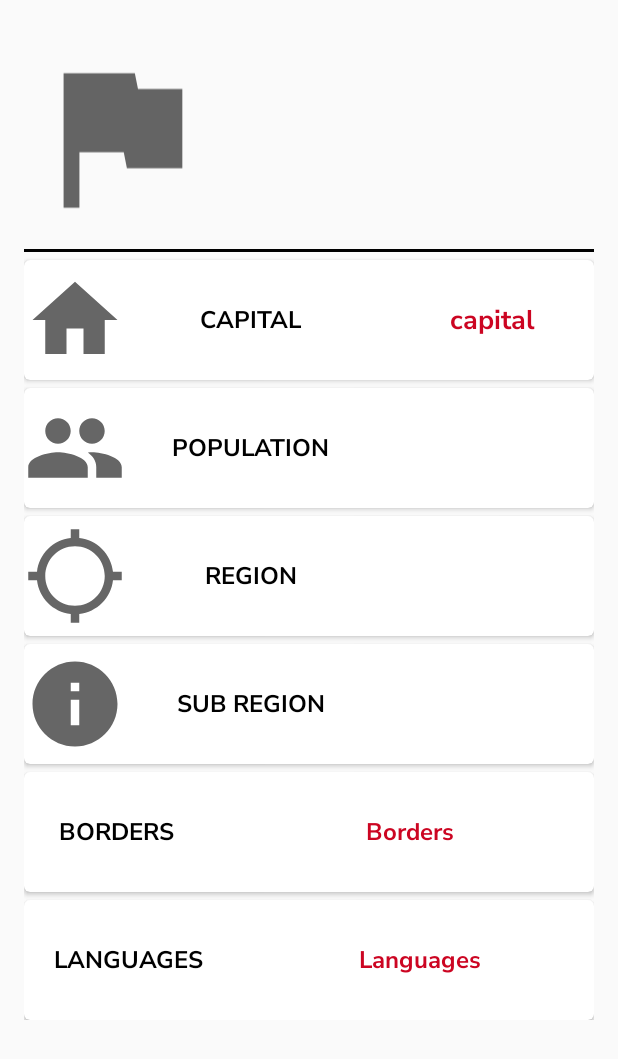
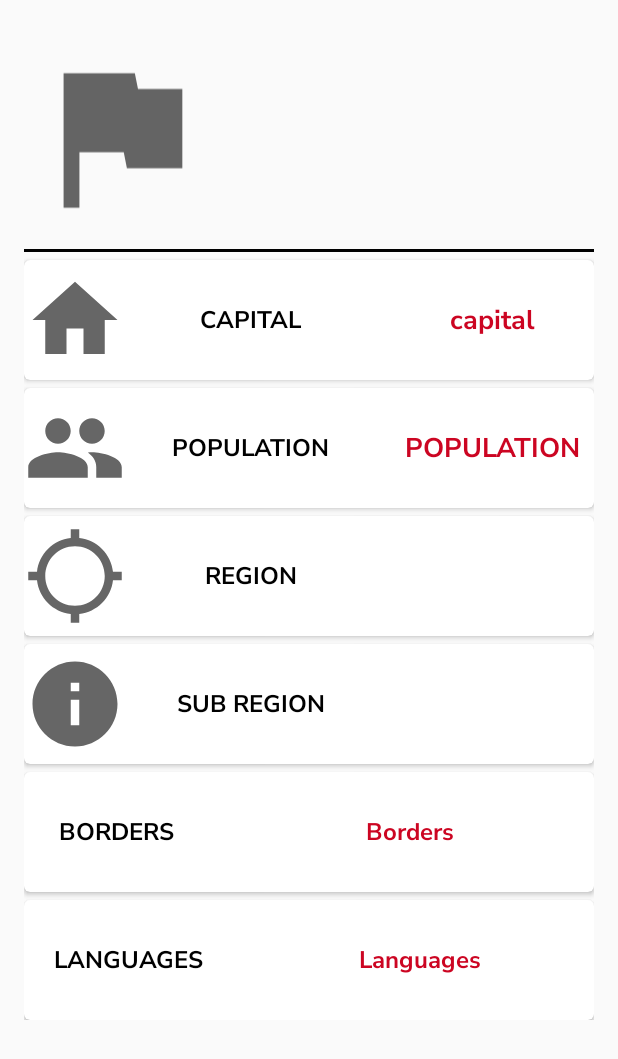
Before and after one commit to gr8-alizaidi/AsiaRegion, an Android app: the layout activity_country.xml on its own in the app's theme, with its tools: preview values and no code run, on a phone screen of 412 x 824 dp. Shown: the top 1059 px of the screen. Run offline under Robolectric (Android 15) with nearby library versions, the phone set to English and light mode, and no system bars.

Commit message:
minor changes

```diff
--- a/app/src/main/java/com/alizaidi/regioninfo/CountryActivity.kt
+++ b/app/src/main/java/com/alizaidi/regioninfo/CountryActivity.kt
@@ -48,6 +48,7 @@ class CountryActivity:AppCompatActivity() {
         }
         lang=lang.substring(0,lang.length-1)
         binding.lan.text=lang
+        binding.pop.text=country.population.toString()
     }
 
 }
--- a/app/src/main/res/layout/activity_country.xml
+++ b/app/src/main/res/layout/activity_country.xml
@@ -183,7 +183,7 @@
                         android:fontFamily="@font/nunito_sans_bold"
                         android:gravity="center"
                         android:textColor="#cc0522"
-                        android:text="@{country.region}"
+                        android:text="POPULATION"
                         android:textSize="18sp"
                         app:layout_constraintLeft_toRightOf="@+id/popText"
                         app:layout_constraintRight_toRightOf="parent"
```
